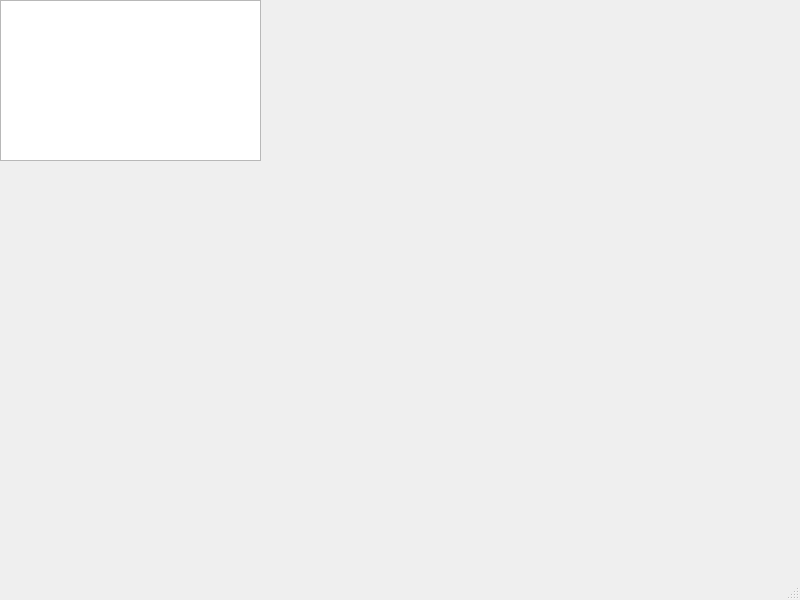
Qt form lab03/src/ui/mainwindow.ui (WALHAY/iu7-oop) before a commit.
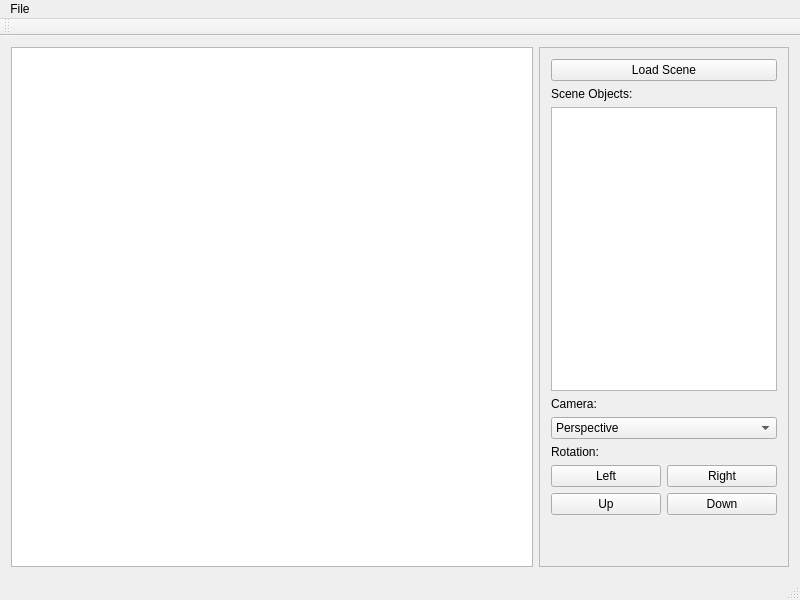
The same form after that commit.

Commit message: Working camera switching

```diff
--- a/lab03/src/ui/mainwindow.ui
+++ b/lab03/src/ui/mainwindow.ui
@@ -13,23 +13,156 @@
   <property name="windowTitle">
    <string>MainWindow</string>
   </property>
-  <widget class="QWidget" name="centralwidget">
-   <widget class="QGraphicsView" name="graphicsView">
-    <property name="geometry">
-     <rect>
-      <x>0</x>
-      <y>0</y>
-      <width>261</width>
-      <height>161</height>
-     </rect>
-    </property>
-    <property name="maximumSize">
-     <size>
-      <width>261</width>
-      <height>161</height>
-     </size>
-    </property>
-   </widget>
+  <widget class="QWidget" name="centralWidget">
+   <layout class="QHBoxLayout" name="horizontalLayout">
+    <item>
+     <widget class="QGraphicsView" name="graphicsView">
+      <property name="sizePolicy">
+       <sizepolicy hsizetype="Expanding" vsizetype="Expanding">
+        <horstretch>3</horstretch>
+        <verstretch>0</verstretch>
+       </sizepolicy>
+      </property>
+     </widget>
+    </item>
+    <item>
+     <widget class="QFrame" name="menuFrame">
+      <property name="sizePolicy">
+       <sizepolicy hsizetype="Fixed" vsizetype="Expanding">
+        <horstretch>1</horstretch>
+        <verstretch>0</verstretch>
+       </sizepolicy>
+      </property>
+      <property name="minimumSize">
+       <size>
+        <width>250</width>
+        <height>0</height>
+       </size>
+      </property>
+      <property name="frameShape">
+       <enum>QFrame::StyledPanel</enum>
+      </property>
+      <property name="frameShadow">
+       <enum>QFrame::Raised</enum>
+      </property>
+      <layout class="QVBoxLayout" name="verticalLayout">
+       <item>
+        <widget class="QPushButton" name="loadSceneButton">
+         <property name="text">
+          <string>Load Scene</string>
+         </property>
+        </widget>
+       </item>
+       <item>
+        <widget class="QLabel" name="sceneObjectsLabel">
+         <property name="text">
+          <string>Scene Objects:</string>
+         </property>
+        </widget>
+       </item>
+       <item>
+        <widget class="QTableView" name="sceneObjectTable">
+         <property name="sizePolicy">
+          <sizepolicy hsizetype="Expanding" vsizetype="Expanding">
+           <horstretch>0</horstretch>
+           <verstretch>1</verstretch>
+          </sizepolicy>
+         </property>
+         <property name="selectionMode">
+          <enum>QAbstractItemView::SingleSelection</enum>
+         </property>
+         <property name="selectionBehavior">
+          <enum>QAbstractItemView::SelectRows</enum>
+         </property>
+         <property name="showGrid">
+          <bool>true</bool>
+         </property>
+         <property name="cornerButtonEnabled">
+          <bool>false</bool>
+         </property>
+        </widget>
+       </item>
+       <item>
+        <widget class="QLabel" name="cameraLabel">
+         <property name="text">
+          <string>Camera:</string>
+         </property>
+        </widget>
+       </item>
+       <item>
+        <widget class="QComboBox" name="cameraChoiceBox">
+         <item>
+          <property name="text">
+           <string>Perspective</string>
+          </property>
+         </item>
+         <item>
+          <property name="text">
+           <string>Orthographic</string>
+          </property>
+         </item>
+        </widget>
+       </item>
+       <item>
+        <widget class="QLabel" name="rotationLabel">
+         <property name="text">
+          <string>Rotation:</string>
+         </property>
+        </widget>
+       </item>
+       <item>
+        <layout class="QHBoxLayout" name="horizontalLayout_2">
+         <item>
+          <widget class="QPushButton" name="rotateLeftButton">
+           <property name="text">
+            <string>Left</string>
+           </property>
+          </widget>
+         </item>
+         <item>
+          <widget class="QPushButton" name="rotateRightButton">
+           <property name="text">
+            <string>Right</string>
+           </property>
+          </widget>
+         </item>
+        </layout>
+       </item>
+       <item>
+        <layout class="QHBoxLayout" name="horizontalLayout_3">
+         <item>
+          <widget class="QPushButton" name="rotateUpButton">
+           <property name="text">
+            <string>Up</string>
+           </property>
+          </widget>
+         </item>
+         <item>
+          <widget class="QPushButton" name="rotateDownButton">
+           <property name="text">
+            <string>Down</string>
+           </property>
+          </widget>
+         </item>
+        </layout>
+       </item>
+       <item>
+        <spacer name="verticalSpacer">
+         <property name="orientation">
+          <enum>Qt::Vertical</enum>
+         </property>
+         <property name="sizeHint" stdset="0">
+          <size>
+           <width>20</width>
+           <height>40</height>
+          </size>
+         </property>
+        </spacer>
+       </item>
+      </layout>
+     </widget>
+    </item>
+   </layout>
   </widget>
   <widget class="QMenuBar" name="menubar">
    <property name="geometry">
@@ -37,12 +170,27 @@
      <x>0</x>
      <y>0</y>
      <width>800</width>
-     <height>37</height>
+     <height>22</height>
     </rect>
    </property>
+   <widget class="QMenu" name="menuFile">
+    <property name="title">
+     <string>File</string>
+    </property>
+   </widget>
+   <addaction name="menuFile"/>
   </widget>
-  <widget class="QStatusBar" name="statusbar"/>
+  <widget class="QToolBar" name="mainToolBar">
+   <attribute name="toolBarArea">
+    <enum>TopToolBarArea</enum>
+   </attribute>
+   <attribute name="toolBarBreak">
+    <bool>false</bool>
+   </attribute>
+  </widget>
+  <widget class="QStatusBar" name="statusBar"/>
  </widget>
+ <layoutdefault spacing="6" margin="11"/>
  <resources/>
  <connections/>
 </ui>
```
Left out of the diff: 4 changed lines with no effect on the pictures. The commit also changes 14 other files.
